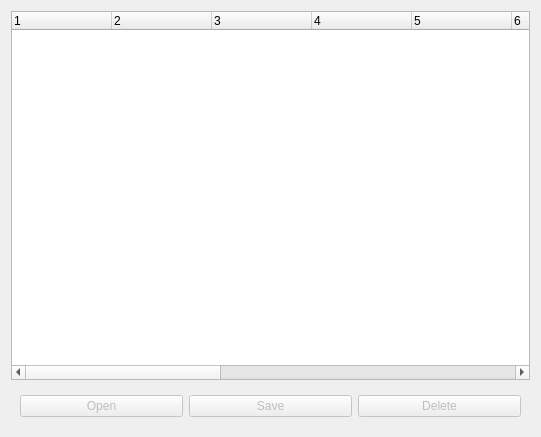
Before: the Qt Designer form gui/snowgui/repository/repositorywindow.ui in AndreasFMueller/AstroPhotography, drawn with Qt 5.
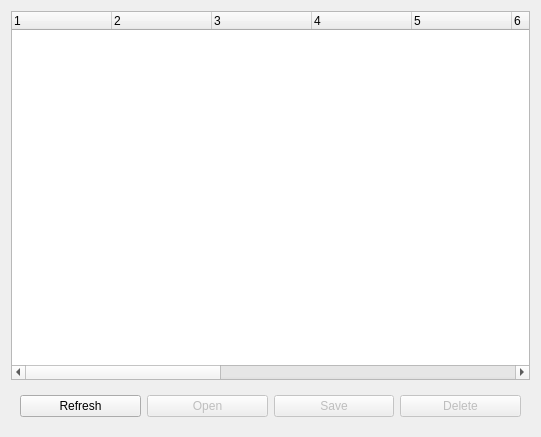
After: the same form once the commit is applied.

Commit message: add refresh button to repository window

```diff
--- a/gui/snowgui/repository/repositorywindow.ui
+++ b/gui/snowgui/repository/repositorywindow.ui
@@ -92,6 +92,13 @@
    <item>
     <widget class="QWidget" name="buttons" native="true">
      <layout class="QHBoxLayout" name="horizontalLayout">
+      <item>
+       <widget class="QPushButton" name="refreshButton">
+        <property name="text">
+         <string>Refresh</string>
+        </property>
+       </widget>
+      </item>
       <item>
        <widget class="QPushButton" name="openButton">
         <property name="enabled">
```
The commit also changes 2 other files.
